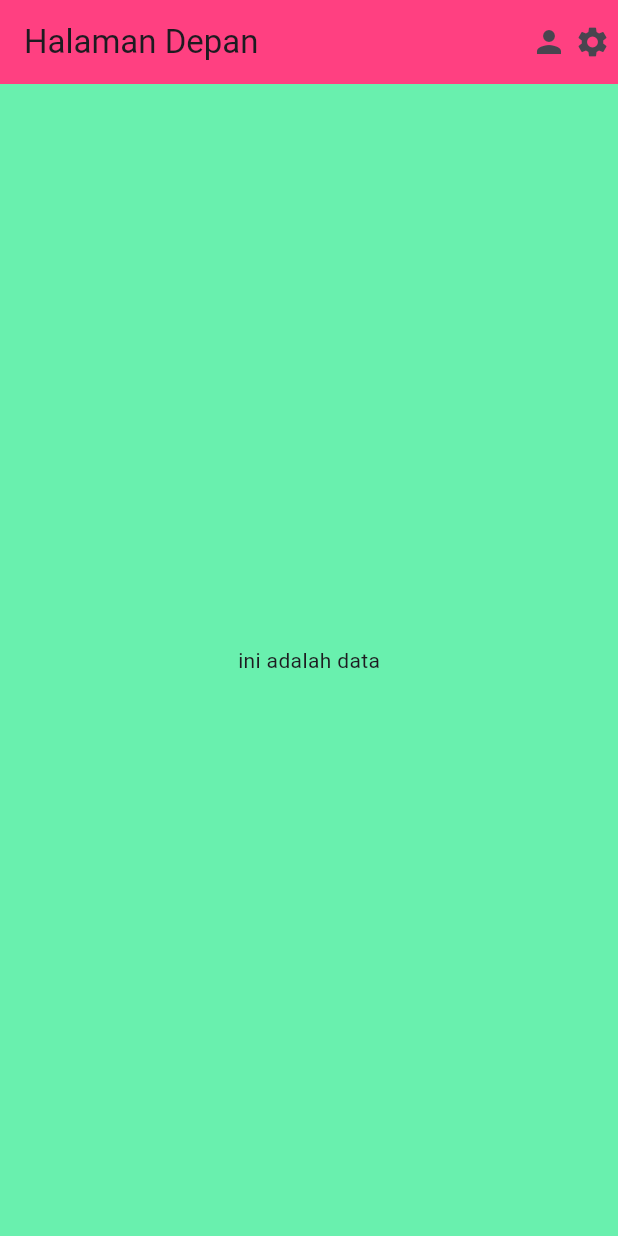
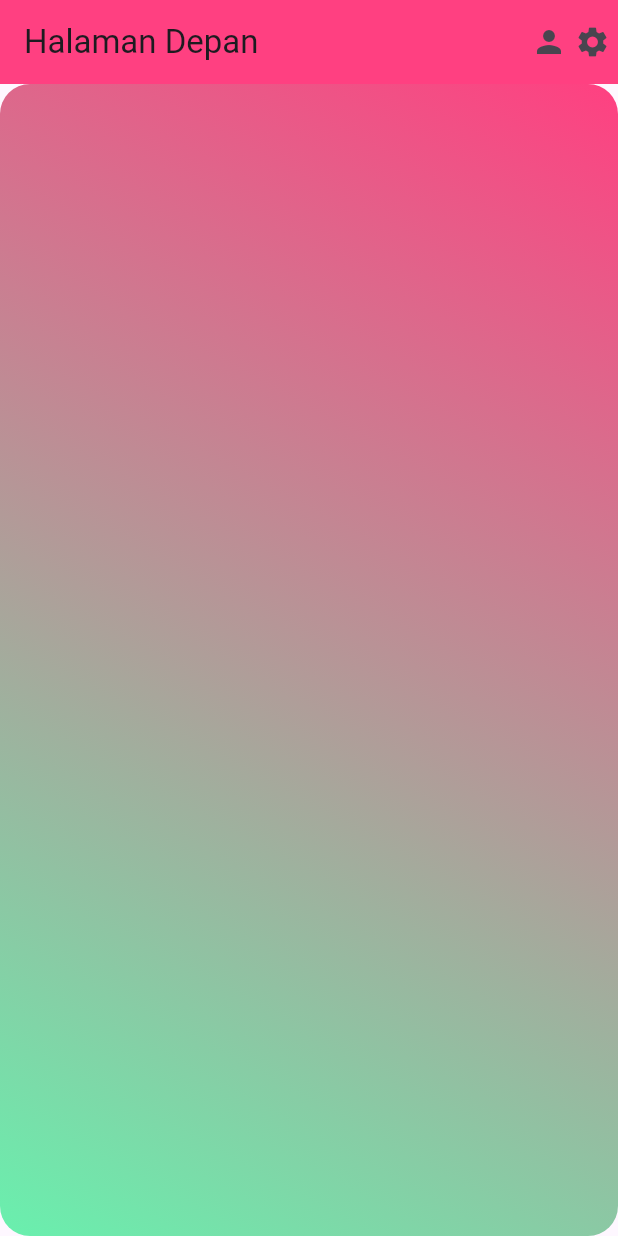
Before and after one commit to ginaa07/Latihan_container_week_5_1123150124, a Flutter app: the screen it shows after launch, on a phone screen of 412 x 824 dp. Run offline on Flutter 3.47's test engine with Material 3 defaults, Android fonts, the light colour scheme and no system bars.

Commit message:
membuat boxdecoration dengan colors gradiant

```diff
--- a/lib/main.dart
+++ b/lib/main.dart
@@ -40,19 +40,31 @@ class Halaman extends StatelessWidget {
       body: Container(
         width: double.infinity,
         height: double.infinity,
-        color: Colors.greenAccent,
-        child: Row(
-          mainAxisAlignment: MainAxisAlignment.center,
-          // children itu array (ada tanda []
-          children: [
-          // Icon(Icons.person),
-          // SizedBox(width: 10),
-          // Icon(Icons.account_balance),
-          // SizedBox(width: 5),
-          Text("ini adalah data")
-        ],
-      )
+      // color: Colors.greenAccent,
+      //   child: Row(
+      //     mainAxisAlignment: MainAxisAlignment.center,
+      //     // children itu array (ada tanda []
+      //     children: [
+      //     // Icon(Icons.person),
+      //     // SizedBox(width: 10),
+      //     // Icon(Icons.account_balance),
+      //     // SizedBox(width: 5),
+      //     Text("ini adalah data")
+      //   ],
+      // )
+      decoration: BoxDecoration(
+        color: Colors.tealAccent,
+        borderRadius: BorderRadius.circular(20),
+        gradient: LinearGradient(
+          begin: Alignment.topRight,
+          end: Alignment.bottomLeft,
+          colors: [
+            Colors.pinkAccent,
+            Colors.greenAccent,
+          ],
         ),
-        );
+        ),
+        ),
+    );
   }
 }
```
